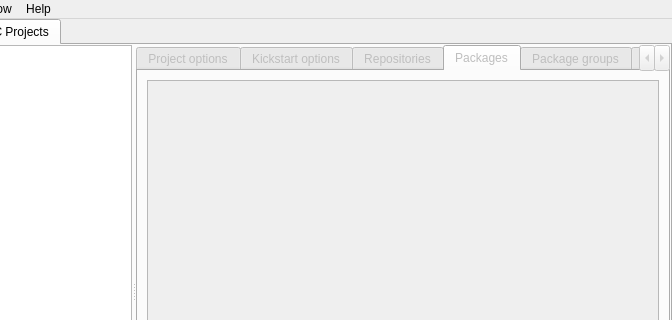
First picture: the form in src/ObsLightGui/ui/obsLightMain.ui, repository ronan22/obs-light, before the edit; both pictures show x 128 to 800 and y 0 to 320 of the 800 by 560 pixel window.
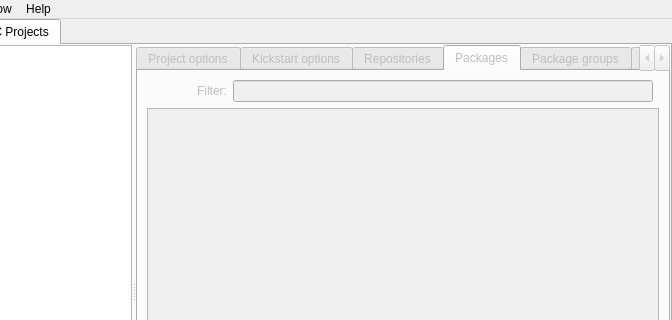
Second picture: the form after the edit. The open tabs and pages were chosen to show the change. Icons and pictures are not drawn.

Commit message: Implemented package filter for MIC Kickstartpackage tab (bug 24952 https://bugs.meego.com/show_bug.cgi?id=24952)

The edit to the form file:
```diff
--- a/src/ObsLightGui/ui/obsLightMain.ui
+++ b/src/ObsLightGui/ui/obsLightMain.ui
@@ -1584,21 +1584,21 @@
              <string>Packages</string>
             </attribute>
             <layout class="QGridLayout" name="gridLayout_8">
-             <item row="0" column="0" colspan="2">
+             <item row="1" column="0" colspan="3">
               <widget class="QTableView" name="kickstartPackagesTableView">
                <attribute name="verticalHeaderVisible">
                 <bool>false</bool>
                </attribute>
               </widget>
              </item>
-             <item row="1" column="0">
+             <item row="2" column="0">
               <widget class="QPushButton" name="addPackageButton">
                <property name="text">
                 <string>Add by name</string>
                </property>
               </widget>
              </item>
-             <item row="1" column="1">
+             <item row="2" column="1" colspan="2">
               <spacer name="horizontalSpacer_5">
                <property name="orientation">
                 <enum>Qt::Horizontal</enum>
@@ -1611,13 +1611,26 @@
                </property>
               </spacer>
              </item>
-             <item row="2" column="0">
+             <item row="3" column="0">
               <widget class="QPushButton" name="removePackageButton">
                <property name="text">
                 <string>Delete</string>
                </property>
               </widget>
              </item>
+             <item row="0" column="1">
+              <widget class="QLineEdit" name="packageFilterLineEdit"/>
+             </item>
+             <item row="0" column="0">
+              <widget class="QLabel" name="label_11">
+               <property name="text">
+                <string>Filter:</string>
+               </property>
+               <property name="alignment">
+                <set>Qt::AlignRight|Qt::AlignTrailing|Qt::AlignVCenter</set>
+               </property>
+              </widget>
+             </item>
             </layout>
            </widget>
            <widget class="QWidget" name="kickstartPackageGroupsTab">
```
The commit also changes 1 other file.
